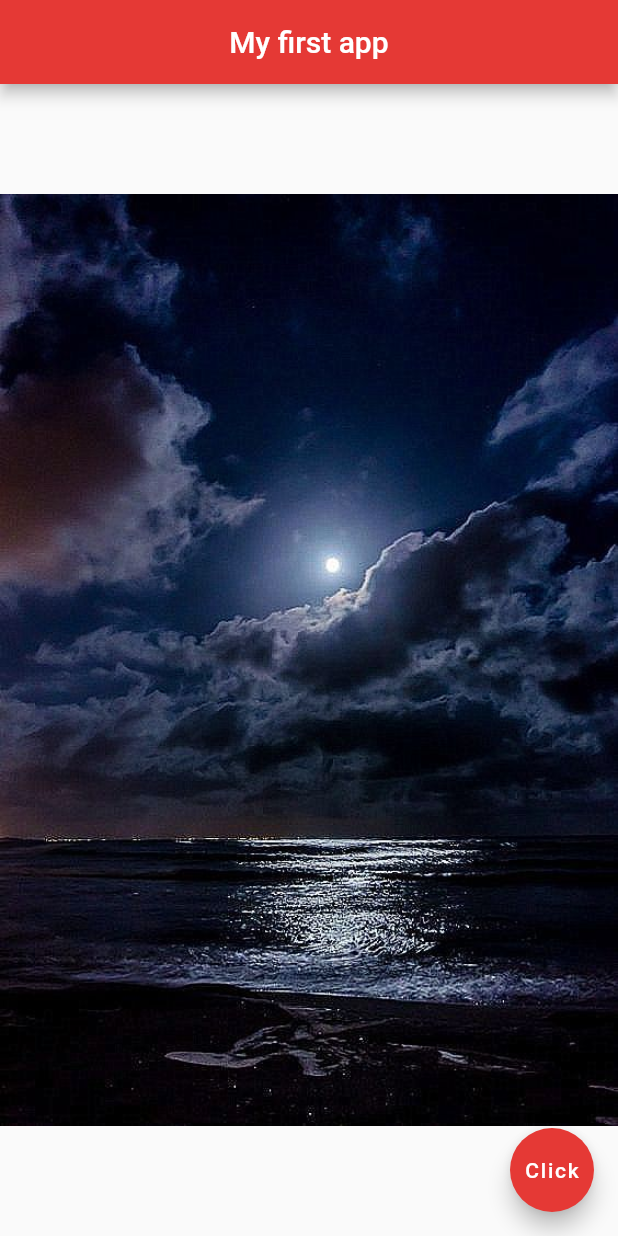
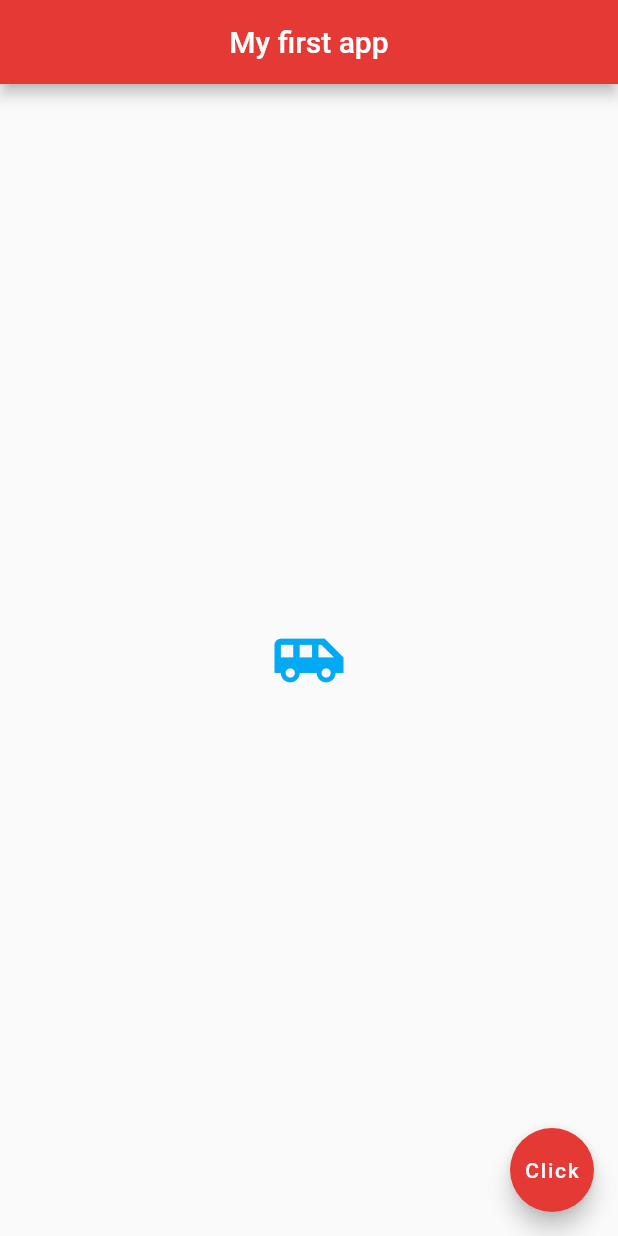
Before and after one commit to phyzikhs/flutter, a Flutter app: the screen it shows after launch, on a phone screen of 412 x 824 dp. Run offline on Flutter 3.47's test engine with Material 2 defaults, Android fonts, the phone set to English and light mode, and no system bars.

Commit message:
car icon

```diff
--- a/lib/main.dart
+++ b/lib/main.dart
@@ -15,7 +15,11 @@ class Home extends StatelessWidget {
         backgroundColor: Colors.red[600],
       ),
       body: Center(
-        child: Image.asset('assets/moon-1.jpg'),
+        child: Icon(
+          Icons.airport_shuttle,
+          color: Colors.lightBlue,
+          size: 50.0,
+        ),
       ),
       floatingActionButton: FloatingActionButton(
         onPressed: () {},
```
